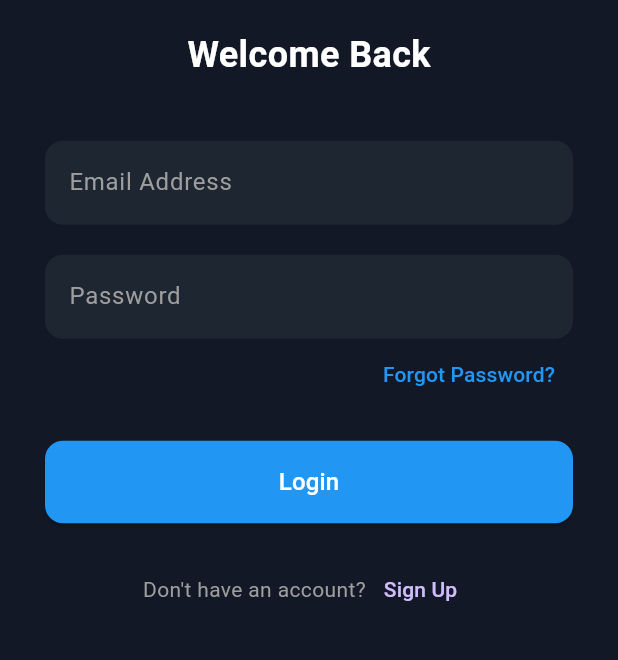
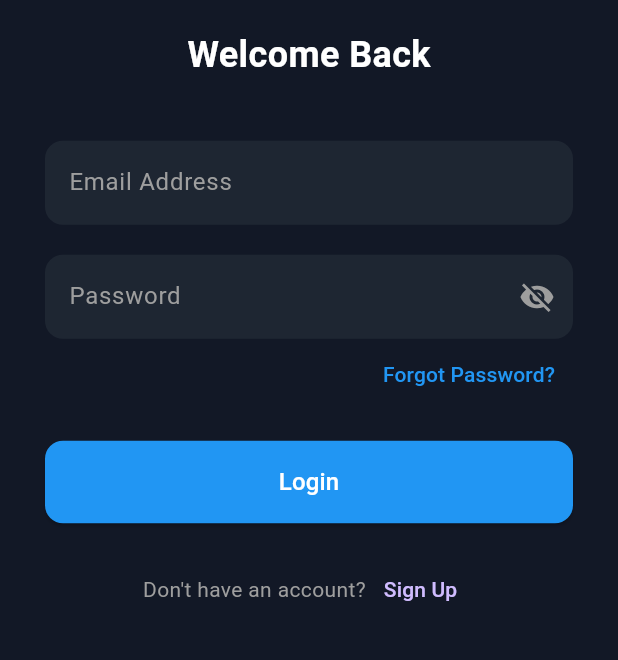
Before and after one commit to jojoo44/BidPlus_App, a Flutter app: the screen it shows after launch, after a tap on "Get Started", on a phone screen of 412 x 824 dp, the part 445-1105 px from its top. Run offline on Flutter 3.47's test engine with Material 3 defaults, Android fonts, the phone set to English and light mode, and no system bars; our stand-ins replace file_picker, supabase_flutter; accounts and stored records are empty.

Commit message:
Fix password visibility icon for mobile and web

```diff
--- a/lib/login_screen.dart
+++ b/lib/login_screen.dart
@@ -17,6 +17,7 @@ class _LoginScreenState extends State<LoginScreen> {
   final _emailController = TextEditingController();
   final _passwordController = TextEditingController();
   bool _isLoading = false;
+  bool _obscurePassword = true;
 
   @override
   void dispose() {
@@ -103,7 +104,6 @@ class _LoginScreenState extends State<LoginScreen> {
   Widget build(BuildContext context) {
     return Scaffold(
       backgroundColor: const Color(0xFF121826),
-      // ✅ زر الرجوع للـ Welcome
       appBar: AppBar(
         backgroundColor: const Color(0xFF121826),
         elevation: 0,
@@ -209,7 +209,7 @@ class _LoginScreenState extends State<LoginScreen> {
   }) {
     return TextField(
       controller: controller,
-      obscureText: isPassword,
+      obscureText: isPassword ? _obscurePassword : false,
       style: const TextStyle(color: Colors.white),
       decoration: InputDecoration(
         hintText: hint,
@@ -220,6 +220,16 @@ class _LoginScreenState extends State<LoginScreen> {
           borderRadius: BorderRadius.circular(12),
           borderSide: BorderSide.none,
         ),
+        suffixIcon: isPassword
+            ? IconButton(
+                icon: Icon(
+                  _obscurePassword ? Icons.visibility_off : Icons.visibility,
+                  color: Colors.grey,
+                ),
+                onPressed: () =>
+                    setState(() => _obscurePassword = !_obscurePassword),
+              )
+            : null,
       ),
     );
   }
```
Also changed, not shown: lib/signup_screen.dart (+12 -1 lines).
